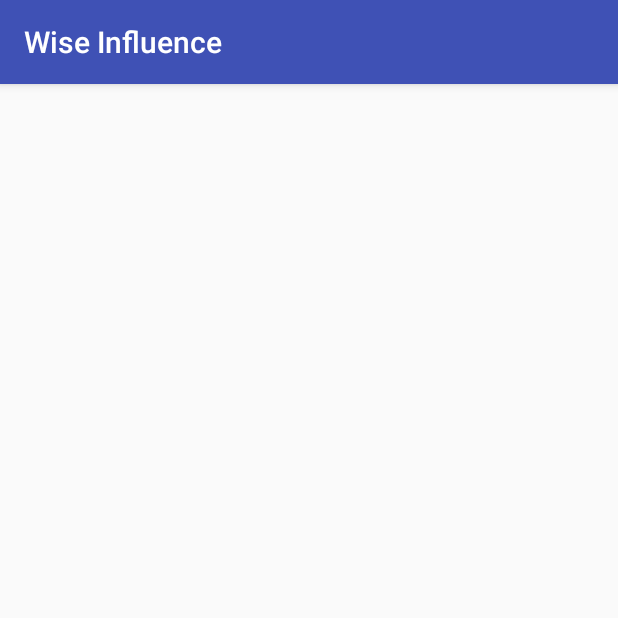
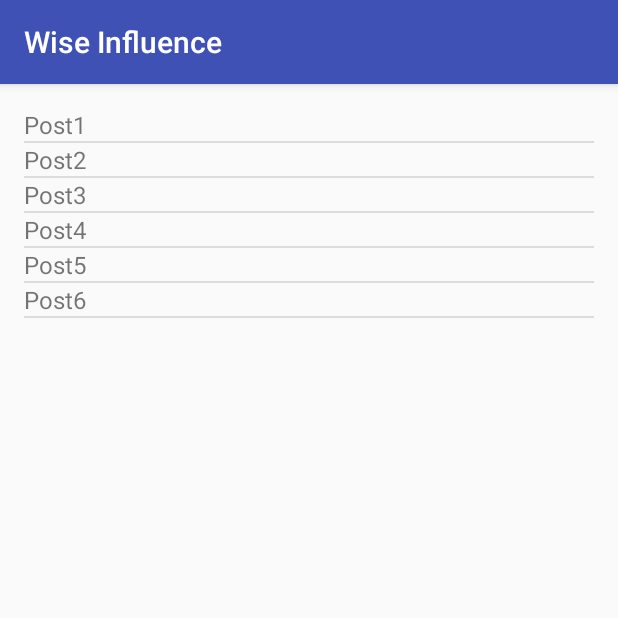
Before and after one commit to supaeli/Wise-Influence, an Android app: the screen it shows after launch (PostsFeedActivity), on a phone screen of 412 x 824 dp, the top half of it. Run offline under Robolectric (Android 15) with nearby library versions, the phone set to English and light mode, and no system bars.

Commit message:
create simple test app with list adapter - list item is just a text view

```diff
--- a/app/src/main/java/app/com/eliroy/android/wiseinfluence/Controller/PostsFeedActivity.java
+++ b/app/src/main/java/app/com/eliroy/android/wiseinfluence/Controller/PostsFeedActivity.java
@@ -2,14 +2,22 @@ package app.com.eliroy.android.wiseinfluence.Controller;
 
 import android.support.v7.app.AppCompatActivity;
 import android.os.Bundle;
+import android.widget.ArrayAdapter;
+import android.widget.ListView;
 
 import app.com.eliroy.android.wiseinfluence.R;
 
 public class PostsFeedActivity extends AppCompatActivity {
 
+    private String[] items = {"Post1", "Post2", "Post3", "Post4", "Post5", "Post6"};
+
     @Override
     protected void onCreate(Bundle savedInstanceState) {
         super.onCreate(savedInstanceState);
         setContentView(R.layout.activity_posts_feed);
+
+        ListView myList = (ListView)findViewById(R.id.feed_list_view);
+        ArrayAdapter<String> myArrayAdapter = new ArrayAdapter<String>(this,R.layout.simple_post_item_template, items);
+        myList.setAdapter(myArrayAdapter);
     }
 }
--- /dev/null
+++ b/app/src/main/res/layout/simple_post_item_template.xml
@@ -0,0 +1,9 @@
+<?xml version="1.0" encoding="utf-8"?>
+<TextView xmlns:android="http://schemas.android.com/apk/res/android"
+    android:layout_width="match_parent"
+    android:layout_height="wrap_content"
+    android:maxLines="2"
+    android:textIsSelectable="false"
+    android:textSize="16sp">
+
+</TextView>
```
Also changed, not shown: app/src/main/res/layout/list_item_template.xml (added, +28 -0 lines).
